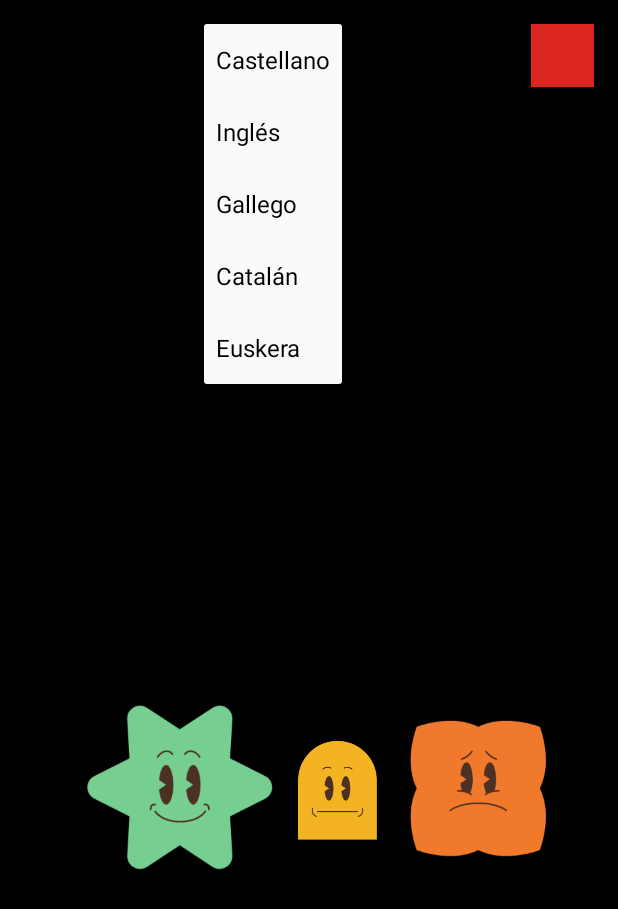
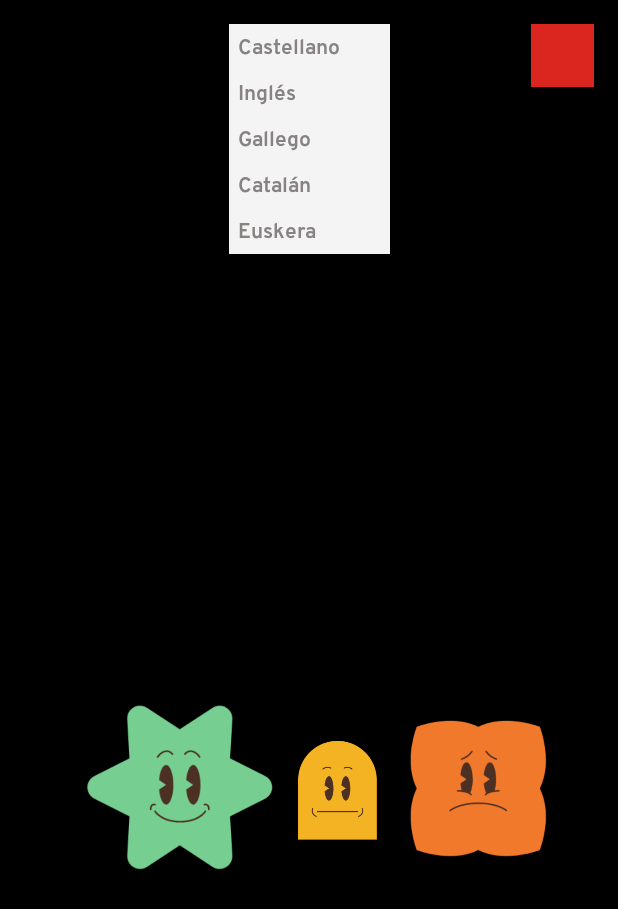
Before and after one commit to Talialopez/proyectoB, an Android app: the screen it shows after launch (MainActivity), after a tap on "Castellano", on a phone screen of 412 x 824 dp. Shown: the top 909 px of the screen. Run offline under Robolectric (Android 15) with nearby library versions, the phone set to English and light mode, and no system bars.

Commit message:
Diseño acabado

```diff
--- a/CarasBBVALocal/app/src/main/java/com/example/carasbbvalocal/MainActivity.java
+++ b/CarasBBVALocal/app/src/main/java/com/example/carasbbvalocal/MainActivity.java
@@ -39,9 +39,9 @@ public class MainActivity extends AppCompatActivity {
         ArrayAdapter<CharSequence> adapter = ArrayAdapter.createFromResource(
                 this,
                 R.array.languages,
-                android.R.layout.simple_spinner_item
+                R.layout.spinner_items
         );
-        adapter.setDropDownViewResource(android.R.layout.simple_spinner_dropdown_item);
+        adapter.setDropDownViewResource(R.layout.spiner_item_selected);
         languageSpinner.setAdapter(adapter);
 
         languageSpinner.setOnItemSelectedListener(new AdapterView.OnItemSelectedListener() {
--- a/CarasBBVALocal/app/src/main/res/layout-land/activity_grateful_land.xml
+++ b/CarasBBVALocal/app/src/main/res/layout-land/activity_grateful_land.xml
@@ -18,7 +18,7 @@
             android:text="Gracias"
             android:textColor="@color/tittle_grateful"
             android:fontFamily="@font/overpassheavy"
-            android:textSize="38sp"
+            android:textSize="48sp"
             android:textStyle="bold"
 />
 
@@ -31,6 +31,6 @@
             android:text="por su valoración"
             android:fontFamily="@font/overpassregular"
             android:textColor="@color/tittle_grateful"
-            android:textSize="38sp" />
+            android:textSize="48sp" />
 
 </LinearLayout>
--- a/CarasBBVALocal/app/src/main/res/layout/activity_main.xml
+++ b/CarasBBVALocal/app/src/main/res/layout/activity_main.xml
@@ -7,6 +7,7 @@
 
     <Spinner
         android:id="@+id/languageSpinner"
+        style="@style/SpinnerStyle"
         android:layout_width="wrap_content"
         android:layout_height="wrap_content"
         android:layout_marginTop="16dp"
--- /dev/null
+++ b/CarasBBVALocal/app/src/main/res/layout/spiner_item_selected.xml
@@ -0,0 +1,13 @@
+<?xml version="1.0" encoding="utf-8"?>
+<TextView
+    android:id="@+id/spinner_items_down"
+    android:layout_height="wrap_content"
+    xmlns:android="http://schemas.android.com/apk/res/android"
+    android:layout_width="match_parent"
+    android:textColor="#888383"
+    android:textSize="14sp"
+    android:padding="6sp"
+    android:background="#F4F4F4"
+    android:ellipsize="none"
+    android:singleLine="false"
+    android:fontFamily="@font/overpassbold"/>
--- /dev/null
+++ b/CarasBBVALocal/app/src/main/res/layout/spinner_items.xml
@@ -0,0 +1,12 @@
+<?xml version="1.0" encoding="utf-8"?>
+<TextView
+    android:id="@+id/spinner_items"
+    android:layout_height="wrap_content"
+    xmlns:android="http://schemas.android.com/apk/res/android"
+    android:layout_width="match_parent"
+    android:textColor="#AAAAAA"
+    android:textSize="18sp"
+    android:padding="8sp"
+    android:ellipsize="marquee"
+    android:singleLine="true"
+    android:fontFamily="@font/overpassheavy"/>
```
Also changed, not shown: CarasBBVALocal/app/src/main/res/layout-land/activity_main_land.xml (+4 -4 lines), CarasBBVALocal/app/src/main/res/values/styles.xml (+3 -6 lines).
